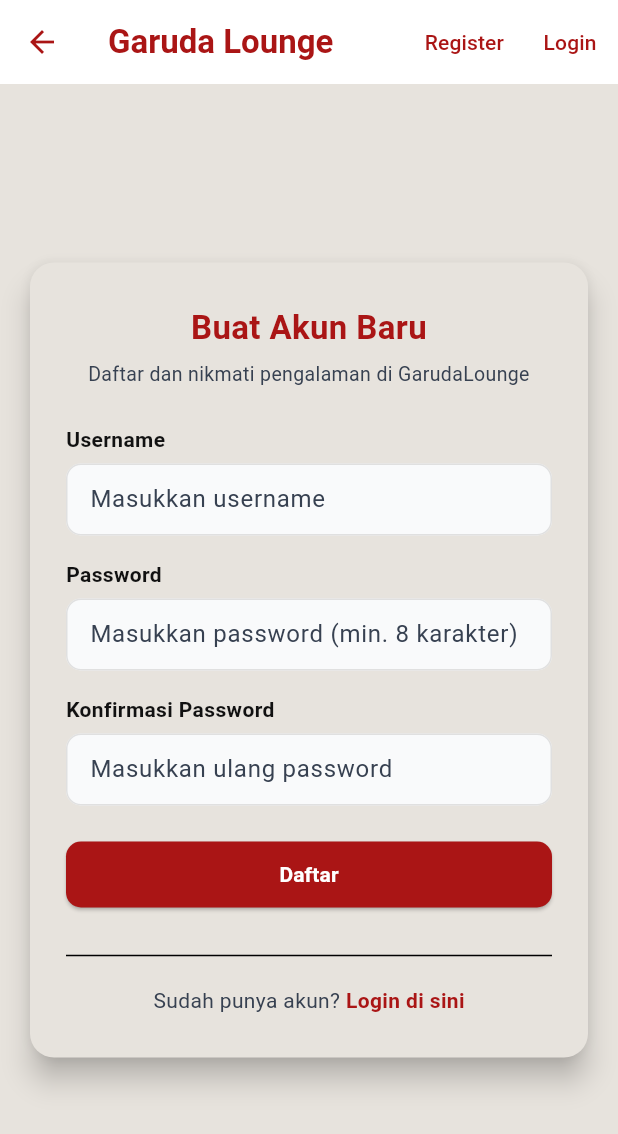
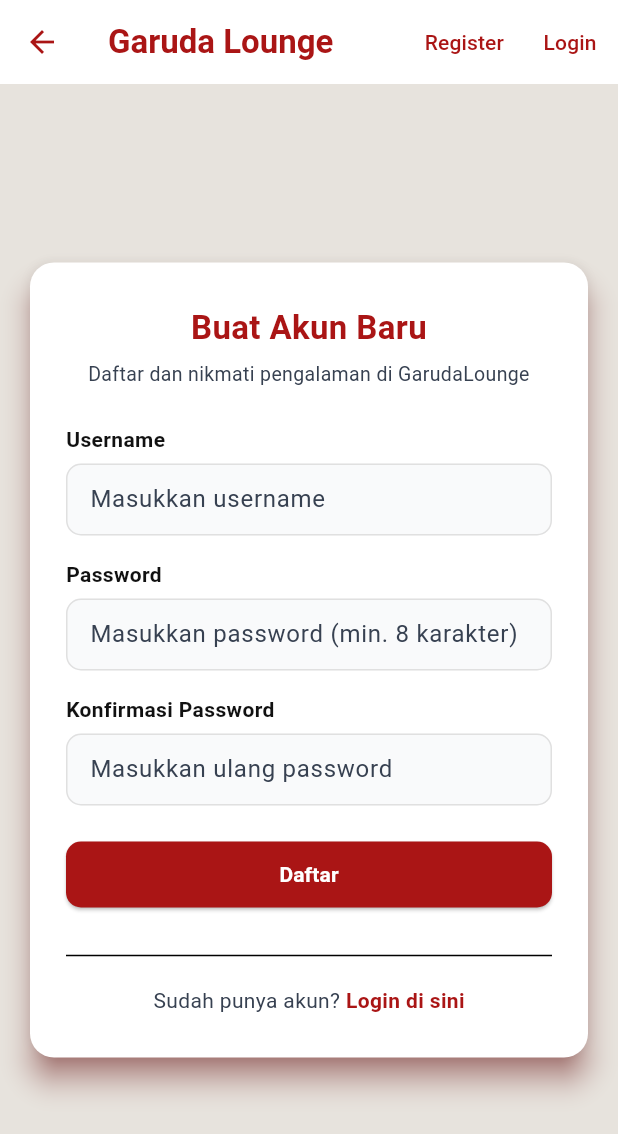
Before and after one commit to pbp-kelompok-d08/Garuda-Lounge-mobile, a Flutter app: the screen it shows after launch, after a tap on "Daftar Sekarang", on a phone screen of 412 x 824 dp. Shown: the top 1134 px of the screen. Run offline on Flutter 3.47's test engine with Material 3 defaults, Android fonts, the light colour scheme and no system bars; missing offline and left inert: pbp_django_auth.

Commit message:
penyesuaian setelah pull dari branch feat/news

```diff
--- a/lib/screens/login.dart
+++ b/lib/screens/login.dart
@@ -73,6 +73,8 @@
               maxWidth: 420, // biar mirip card di web
             ),
             child: Card(
+              color: Theme.of(context).colorScheme.secondary,
+              shadowColor: Theme.of(context).colorScheme.primary,
               elevation: 8,
               shape: RoundedRectangleBorder(
                 borderRadius: BorderRadius.circular(16.0),
--- a/lib/screens/register.dart
+++ b/lib/screens/register.dart
@@ -71,6 +71,8 @@
           child: ConstrainedBox(
             constraints: const BoxConstraints(maxWidth: 420),
             child: Card(
+              color: Theme.of(context).colorScheme.secondary,
+              shadowColor: Theme.of(context).colorScheme.primary,
               elevation: 8,
               shape: RoundedRectangleBorder(
                 borderRadius: BorderRadius.circular(16.0),
--- a/lib/widgets/homepage_card.dart
+++ b/lib/widgets/homepage_card.dart
@@ -5,6 +5,7 @@
 import 'package:garuda_lounge_mobile/widgets/left_drawer.dart';
 import 'package:pbp_django_auth/pbp_django_auth.dart';
 import 'package:provider/provider.dart';
+import 'package:garuda_lounge_mobile/screens/news_entry_list.dart';
 
 const Color red = Color(0xFFAA1515);     // Primary: #AA1515
 const Color white = Color(0xFFFFFFFF);   // Secondary: #FFFFFF
```
Also changed, not shown: lib/widgets/left_drawer.dart (+1 -41 lines), pubspec.lock.
